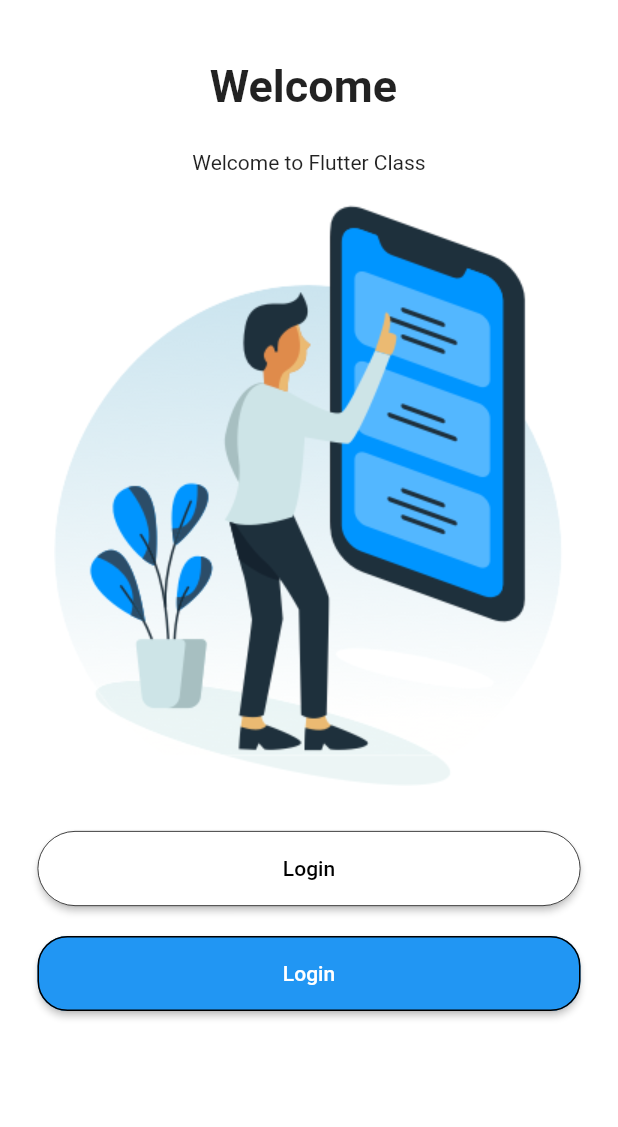
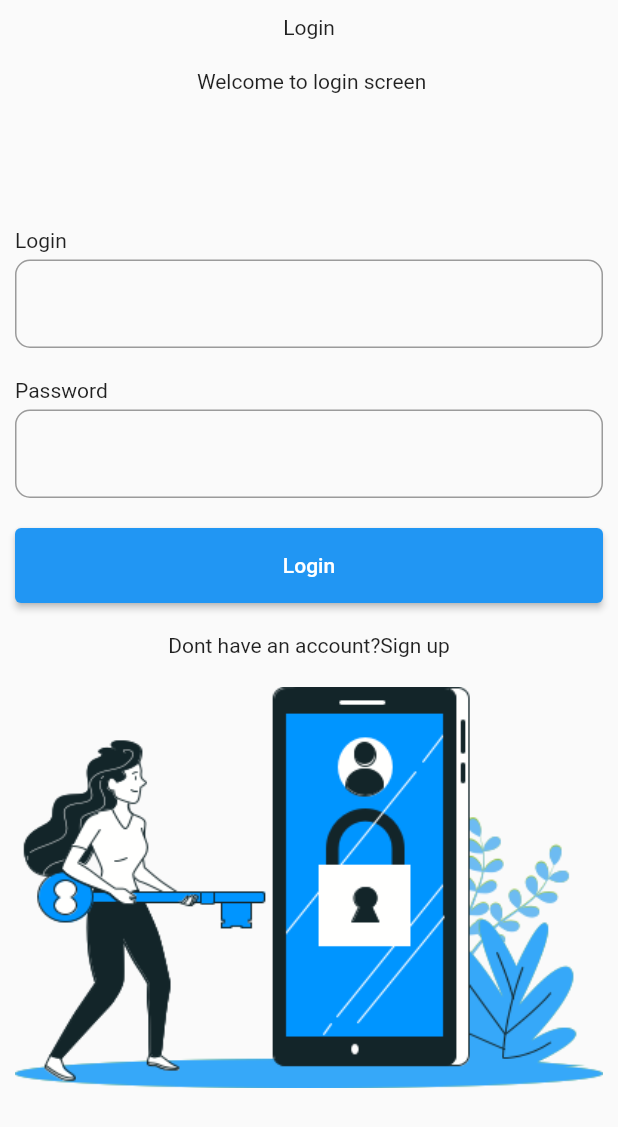
Before and after one commit to flutter-preview/sujan-9-flutter-class, a Flutter app: the screen it shows after launch, after a tap on "Login", on a phone screen of 412 x 824 dp. Shown: the top 1127 px of the screen. Run offline on Flutter 3.47's test engine with Material 2 defaults, Android fonts, the phone set to English and light mode, and no system bars.

Commit message:
login screen

```diff
--- a/lib/login-signupscreen/homepage.dart
+++ b/lib/login-signupscreen/homepage.dart
@@ -1,3 +1,5 @@
+import 'package:classdemo/login-signupscreen/login.dart';
+import 'package:classdemo/login-signupscreen/signup.dart';
 import 'package:flutter/material.dart';
 
 class HomePageScreen extends StatelessWidget {
@@ -45,7 +47,7 @@ class HomePageScreen extends StatelessWidget {
                         ),
                         onPressed: (){
 
-                       // Navigator.push(context, MaterialPageRoute(builder: (context)=> const HomePageScreen()));
+                        Navigator.push(context, MaterialPageRoute(builder: (context)=> const LoginPage()));
                       }, child: const Text('Login',
                       style: TextStyle(color: Colors.black,
                       )),)),
@@ -66,8 +68,8 @@ class HomePageScreen extends StatelessWidget {
                         ),
                         onPressed: (){
 
-                       // Navigator.push(context, MaterialPageRoute(builder: (context)=> const HomePageScreen()));
-                      }, child: const Text('Login',
+                        Navigator.push(context, MaterialPageRoute(builder: (context)=> const SignUpPage()));
+                      }, child: const Text('Sign Up',
                       style: TextStyle(color: Colors.white,
                       )),)),
 
--- a/lib/login-signupscreen/login.dart
+++ b/lib/login-signupscreen/login.dart
@@ -0,0 +1,64 @@
+import 'package:flutter/material.dart';
+
+class LoginPage extends StatelessWidget {
+  const LoginPage({super.key});
+
+  @override
+  Widget build(BuildContext context) {
+    return Scaffold(
+      body: SafeArea(
+        child: Padding(
+          padding: const EdgeInsets.all(10.0),
+          child: Column(
+
+            crossAxisAlignment: CrossAxisAlignment.start,
+            children: [
+              Center(child: Text('Login')),
+              SizedBox(height: 20,),
+               Center(child: Text(' Welcome to login screen')),
+                SizedBox(height: 90,),
+                Text('Login'),
+                SizedBox(height: 5,),
+                TextField(
+                  decoration: InputDecoration(
+
+                    border: OutlineInputBorder(
+                      borderRadius: BorderRadius.all(Radius.circular(10.0)),
+                    ),
+                  )
+                ),
+                SizedBox(height: 20,),
+                 Text('Password'),
+                 SizedBox(height: 5,),
+                 TextField(
+                  decoration: InputDecoration(
+
+                    border: OutlineInputBorder(
+                      borderRadius: BorderRadius.all(Radius.circular(10.0)),
+                    ),
+                  )
+                ),
+                SizedBox(height: 20,),
+                  SizedBox(
+                    height: 50,
+                    width: double.infinity,
+                    child: ElevatedButton(onPressed: (){}, child: Text('Login'))),
+                 SizedBox(height: 20,),
+                  Row(
+                    mainAxisAlignment: MainAxisAlignment.center,
+                    children: [
+                        Text('Dont have an account?'),
+                          Text('Sign up'),
+                    ],
+                  ),
+                  SizedBox(height: 20,),
+                  Image.asset('assets/background.png')
+
+
+            ],
+          ),
+        ),
+      )
+    );
+  }
+}
--- a/lib/login-signupscreen/signup.dart
+++ b/lib/login-signupscreen/signup.dart
@@ -1,8 +1,8 @@
 
 import 'package:flutter/material.dart';
 
-class HomePageScreen extends StatelessWidget {
-  const HomePageScreen({super.key});
+class SignUpPage extends StatelessWidget {
+  const SignUpPage({super.key});
 
   @override
   Widget build(BuildContext context) {
```
